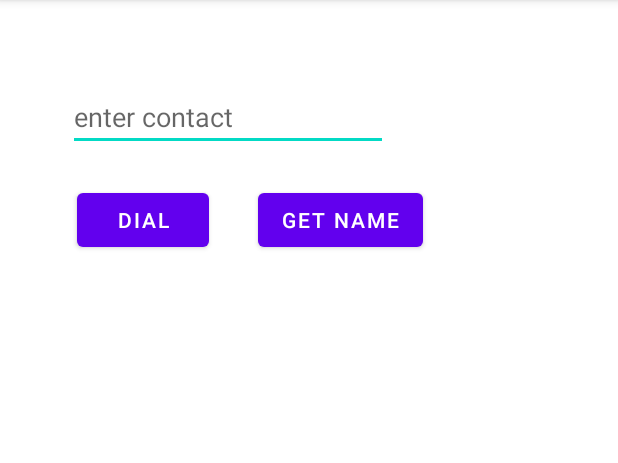
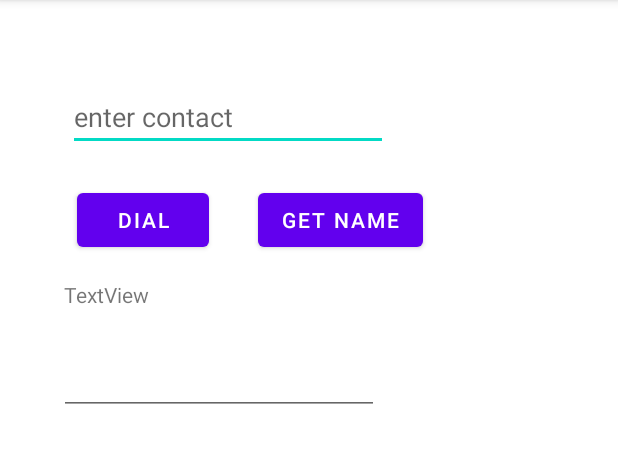
Before and after one commit to vivekabhinav/BAJAJ_FIRATAPP, an Android app: the screen it shows after launch (HomeActivity), after a tap on "DIAL", on a phone screen of 412 x 824 dp, the part 84-547 px from its top. Run offline under Robolectric (Android 15) with nearby library versions, the phone set to English and light mode, and no system bars.

```diff
--- a/app/src/main/AndroidManifest.xml
+++ b/app/src/main/AndroidManifest.xml
@@ -30,11 +30,7 @@
         <activity
             android:name=".MainActivity"
             android:exported="true">
-            <intent-filter>
-                <action android:name="android.intent.action.MAIN" />
 
-                <category android:name="android.intent.category.LAUNCHER" />
-            </intent-filter>
         </activity>
     </application>
 
--- a/app/src/main/java/com/example/bajaj_firatapp/HomeActivity.kt
+++ b/app/src/main/java/com/example/bajaj_firatapp/HomeActivity.kt
@@ -3,20 +3,28 @@ package com.example.bajaj_firatapp
 
 import android.content.Intent
 import android.net.Uri
+import androidx.appcompat.app.AppCompatActivity
 import android.os.Bundle
+import android.view.View
+import android.widget.EditText
 import android.widget.TextView
-import androidx.appcompat.app.AppCompatActivity
+import android.widget.Toast
 
-class HomeActivity : AppCompatActivity() {
+class HomeActivity : AppCompatActivity(), View.OnFocusChangeListener {
     lateinit var tvHome:TextView  //declaring
+    lateinit var etContact: EditText
 
     override fun onCreate(savedInstanceState: Bundle?) {
         super.onCreate(savedInstanceState)
         setContentView(R.layout.activity_home)
 
-        var name = intent.extras?.getString("AT")
-        tvHome = findViewById(R.id.tvHome) //initializing
-        tvHome.text = name
+        //var name = intent.extras?.getString("AT")
+        tvHome = findViewById(R.id.tvHome)
+        //  tvHome.text = name
+
+        etContact = findViewById(R.id.etContact)
+
+        etContact.setOnFocusChangeListener(this)
     }
 
     fun handleClick(view: android.view.View) {
@@ -27,13 +35,14 @@ class HomeActivity : AppCompatActivity() {
     }
 
     private fun startDialer() {
-        var dialIntent: Intent = Intent(Intent.ACTION_DIAL, Uri.parse("tel:21345678"))
+        var dialIntent: Intent = Intent(Intent.ACTION_DIAL, Uri.parse("tel:21345678"))  //implicit intent
         startActivity(dialIntent)
     }
 
     private fun startMain() {
         var intent: Intent    //kotlin says you can't have a variable as null
         intent = Intent(this, MainActivity::class.java)  //no need to give the word new
+        //explicit intent -- explicitly giving the name of the class to be invoked
         intent.putExtra("VT", "Vivek Tripathi")
         startActivityForResult(intent,123)
     }
@@ -46,4 +55,14 @@ class HomeActivity : AppCompatActivity() {
             tvHome.text = data?.extras?.getString("con")
         }
     }
+
+    override fun onFocusChange(p0: View?, isFocussed: Boolean) {
+        if(isFocussed){
+            Toast.makeText(this,"focussed",Toast.LENGTH_SHORT).show()
+        }
+        else{
+            Toast.makeText(this,"lost focus",Toast.LENGTH_SHORT).show()
+
+        }
+    }
 }
--- a/app/src/main/res/layout/activity_home.xml
+++ b/app/src/main/res/layout/activity_home.xml
@@ -41,15 +41,26 @@
 
     <Button
         android:id="@+id/btnMain"
-        android:onClick="handleClick"
         android:layout_width="wrap_content"
         android:layout_height="wrap_content"
         android:layout_marginTop="22dp"
+        android:onClick="handleClick"
         android:text="get name"
         app:layout_constraintEnd_toEndOf="parent"
         app:layout_constraintHorizontal_bias="0.57"
         app:layout_constraintStart_toStartOf="parent"
         app:layout_constraintTop_toBottomOf="@+id/etContact" />
 
+    <EditText
+        android:id="@+id/etEmail"
+        android:layout_width="wrap_content"
+        android:layout_height="wrap_content"
+        android:layout_marginStart="39dp"
+        android:layout_marginTop="25dp"
+        android:ems="10"
+        android:inputType="textPersonName"
+        app:layout_constraintStart_toStartOf="parent"
+        app:layout_constraintTop_toBottomOf="@+id/tvHome" />
+
 
 </androidx.constraintlayout.widget.ConstraintLayout>
```
